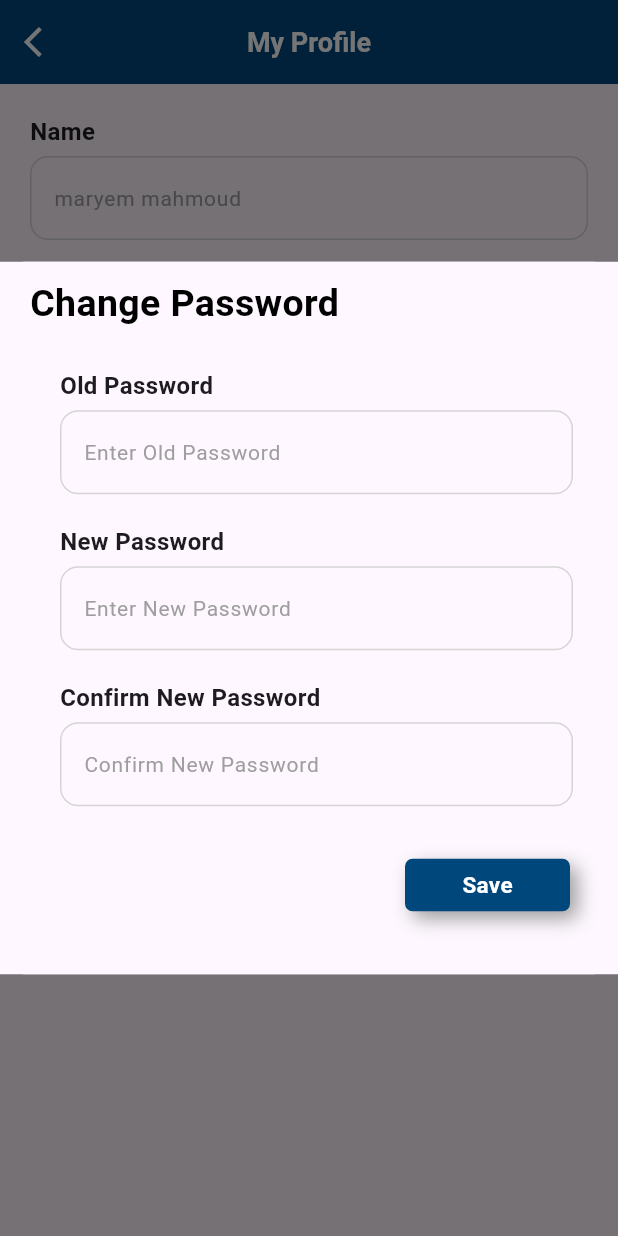
After one commit to aymanaboelela/sight-mata-app-Fluttter-Ai, a Flutter app: the MyprofileView screen opened by its route, after a tap on "Change Password", on a phone screen of 412 x 824 dp. The commit adds this screen. Run offline on Flutter 3.47's test engine with Material 3 defaults, Android fonts, the light colour scheme and no system bars; our stand-ins replace bloc, curved_navigation_bar, dots_indicator, flutter_bloc, flutter_screenutil, flutter_svg and 8 more; accounts and stored records are empty; project files that could hold a hidden picture were left out.

Commit message:
add change passowrd feature

```diff
--- a/lib/presentation/screens/Distance_Off_view.dart
+++ b/lib/presentation/screens/Distance_Off_view.dart
@@ -21,6 +21,7 @@ class _DistanceOffViewState extends State<DistanceOffView> {
   TextEditingController? emailController = TextEditingController();
 
   @override
+  // ignore: override_on_non_overriding_member
   final formKey = GlobalKey<FormState>();
 
   Widget build(BuildContext context) {
--- a/lib/presentation/screens/Help_View.dart
+++ b/lib/presentation/screens/Help_View.dart
@@ -8,7 +8,7 @@ class HelpView extends StatelessWidget {
   @override
   Widget build(BuildContext context) {
     return Scaffold(
-      appBar: AppBar(
+appBar: AppBar(
         centerTitle: true,
         backgroundColor: AppColors.primaryBlueColor,
         leading: IconButton(
--- a/lib/presentation/screens/MyProfile_view.dart
+++ b/lib/presentation/screens/MyProfile_view.dart
@@ -1,5 +1,6 @@
 import 'package:flutter/material.dart';
 import 'package:sight_mate_app/core/constants/colors.dart';
+import 'package:sight_mate_app/presentation/screens/changePassword_view.dart';
 import 'package:sight_mate_app/presentation/widgets/MyProfileTextFormField.dart';
 import 'package:sight_mate_app/presentation/widgets/saveButton.dart';
 
@@ -49,14 +50,36 @@ class MyprofileView extends StatelessWidget {
             const SizedBox(
               height: 10,
             ),
-            const Padding(
-              padding: EdgeInsets.only(left: 250),
-              child: Text(
-                "Change Password",
-                style: TextStyle(
-                    color: Colors.black,
-                    fontSize: 12,
-                    fontWeight: FontWeight.bold),
+             Padding(
+              padding: const EdgeInsets.only(left: 250),
+              child: GestureDetector(
+                onTap: () {
+                 showModalBottomSheet(
+  context: context,
+  isScrollControlled: true, // Makes it possible to control height
+  backgroundColor: Colors.transparent,
+  builder: (BuildContext context) {
+    return Align(
+      alignment: Alignment.center, // Moves it to the center
+      child: Container(
+        width: double.infinity,
+        height: 475,
+        decoration: BoxDecoration(
+          color: Colors.white,
+          borderRadius: BorderRadius.circular(16),
+        ),
+        child: const ChangepasswordView()
+      ),
+    );
+  },
+);              },
+                child:const Text(
+                  "Change Password",
+                  style: TextStyle(
+                      color: Colors.black,
+                      fontSize: 12,
+                      fontWeight: FontWeight.bold),
+                ),
               ),
             ),
             const SizedBox(
--- a/lib/presentation/screens/StartJourney_view.dart
+++ b/lib/presentation/screens/StartJourney_view.dart
@@ -1,9 +1,5 @@
 import 'package:flutter/material.dart';
-import 'package:flutter_bloc/flutter_bloc.dart';
-import 'package:go_router/go_router.dart';
-import 'package:sight_mate_app/controllers/auth/auth_cubit.dart';
-import 'package:sight_mate_app/core/utils/router/app_router.dart';
-import 'package:sight_mate_app/presentation/widgets/PopMenuListtile.dart';
+
 
 class StartJourney extends StatelessWidget {
   final Function() onTap;
--- a/lib/presentation/screens/Users_views.dart
+++ b/lib/presentation/screens/Users_views.dart
@@ -1,11 +1,8 @@
 import 'package:flutter/material.dart';
 import 'package:flutter_bloc/flutter_bloc.dart';
-import 'package:go_router/go_router.dart';
-import 'package:lottie/lottie.dart';
 import 'package:modal_progress_hud_nsn/modal_progress_hud_nsn.dart';
 import 'package:sight_mate_app/controllers/add_data_cubit/data_cubit.dart';
-import 'package:sight_mate_app/core/constants/app_assets.dart';
-import 'package:sight_mate_app/core/utils/router/app_router.dart';
+
 import 'package:sight_mate_app/models/data_mode.dart';
 import 'package:sight_mate_app/presentation/widgets/AddAnotherUser.dart';
 import 'package:sight_mate_app/presentation/widgets/UserListtile.dart';
--- /dev/null
+++ b/lib/presentation/screens/changePassword_view.dart
@@ -0,0 +1,54 @@
+import 'package:flutter/material.dart';
+import 'package:sight_mate_app/presentation/widgets/MyProfileTextFormField.dart';
+import 'package:sight_mate_app/presentation/widgets/saveButton.dart';
+
+class ChangepasswordView extends StatelessWidget {
+  const ChangepasswordView({super.key});
+
+  @override
+  Widget build(BuildContext context) {
+    return Scaffold(
+      body: Padding(
+        padding: const EdgeInsets.only(top: 10, left: 20, right: 10),
+        child: Column(
+          crossAxisAlignment: CrossAxisAlignment.start,
+          children: [
+            const Text(
+              "Change Password",
+              style: TextStyle(
+                  color: Colors.black,
+                  fontSize: 25,
+                  fontWeight: FontWeight.bold),
+            ),
+            const SizedBox(
+              height: 5,
+            ),
+            const MyPfrofileTextFormField(
+              label: "Old Password",
+              hintText: "Enter Old Password",
+            ),
+            const MyPfrofileTextFormField(
+              label: "New Password",
+              hintText: 'Enter New Password',
+            ),
+            const MyPfrofileTextFormField(
+              label: "Confirm New Password",
+              hintText: "Confirm New Password",
+            ),
+            const SizedBox(
+              height: 35,
+            ),
+            Padding(
+              padding: const EdgeInsets.only(left: 250),
+              child: Savebutton(
+                onPressed: () {
+                  Navigator.pop(context);
+                },
+              ),
+            )
+          ],
+        ),
+      ),
+    );
+  }
+}
--- a/lib/presentation/screens/main_view.dart
+++ b/lib/presentation/screens/main_view.dart
@@ -1,6 +1,5 @@
 import 'package:flutter/material.dart';
 import 'package:flutter_bloc/flutter_bloc.dart';
-import 'package:go_router/go_router.dart';
 import 'package:lottie/lottie.dart';
 import 'package:modal_progress_hud_nsn/modal_progress_hud_nsn.dart';
 import 'package:sight_mate_app/controllers/add_data_cubit/data_cubit.dart';
@@ -8,7 +7,6 @@ import 'package:sight_mate_app/core/constants/app_assets.dart';
 import 'package:sight_mate_app/core/constants/colors.dart';
 import 'package:sight_mate_app/core/constants/constans.dart';
 import 'package:sight_mate_app/core/helper/cach_data.dart';
-import 'package:sight_mate_app/core/utils/router/app_router.dart';
 import 'package:sight_mate_app/models/data_mode.dart';
 import 'package:sight_mate_app/presentation/screens/Distance_Off_view.dart';
 
--- a/lib/presentation/screens/splash_view.dart
+++ b/lib/presentation/screens/splash_view.dart
@@ -1,5 +1,4 @@
 import 'package:flutter/material.dart';
-import 'package:flutter_screenutil/flutter_screenutil.dart';
 import 'package:go_router/go_router.dart';
 import 'package:sight_mate_app/core/constants/app_assets.dart';
 import 'package:sight_mate_app/core/constants/colors.dart';
```
